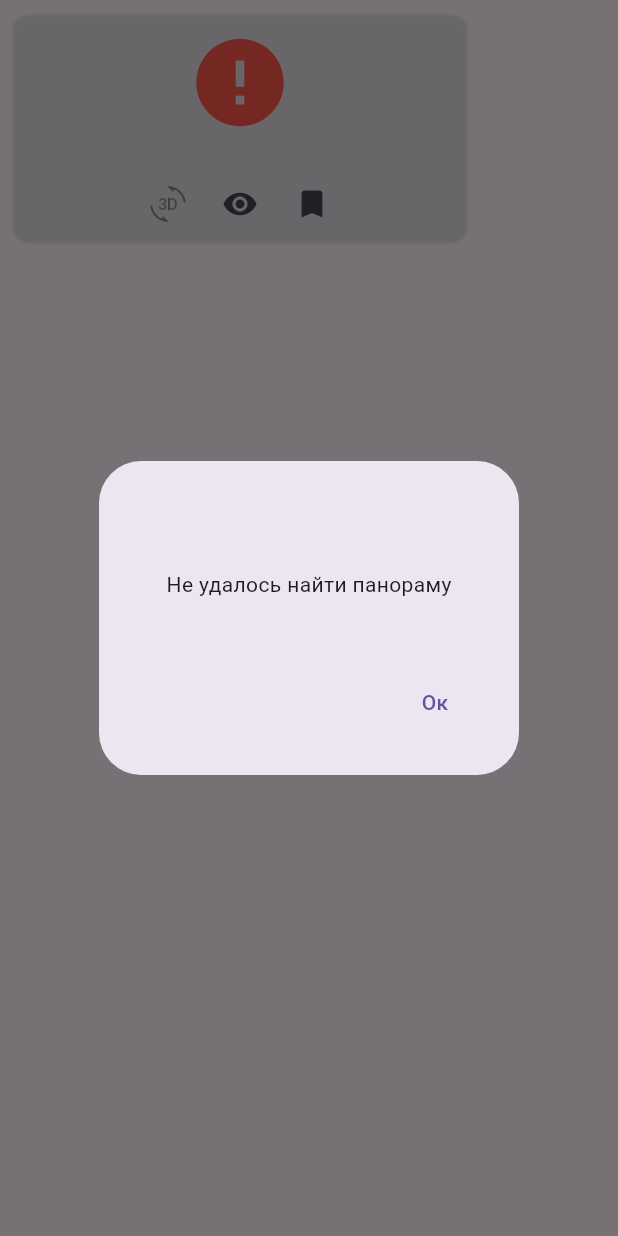
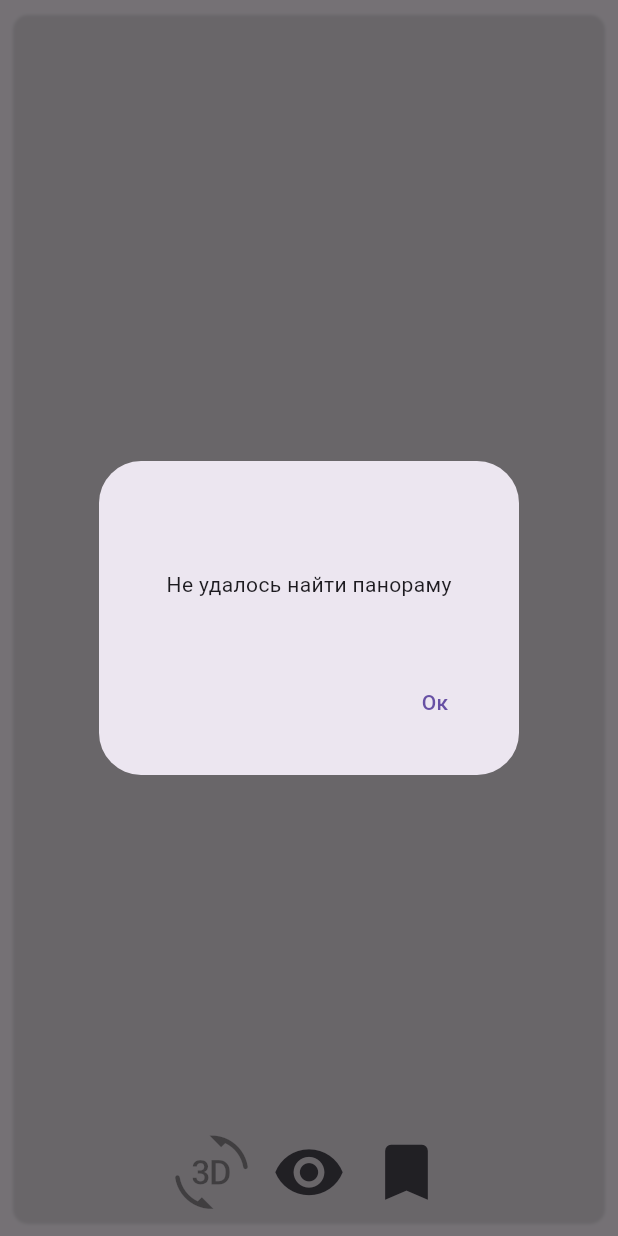
Before and after one commit to Hryashch/VirtWalk, a Flutter app: the PlaceItem widget shown alone on an empty page, opened directly with empty values, after a tap on the "3d rotation" icon, on a phone screen of 412 x 824 dp. Run offline on Flutter 3.47's test engine with Material 3 defaults, Android fonts, the phone set to English and light mode, and no system bars; missing offline and left inert: panorama_viewer.

Commit message:
adaptive ui for both mobile and desktop

```diff
--- a/lib/placeitem.dart
+++ b/lib/placeitem.dart
@@ -5,11 +5,7 @@ import 'panoram.dart';
 
 class PlaceItem extends StatefulWidget {
   final Place p;
-  dynamic img = const Icon(
-      Icons.error,
-      color: Color.fromARGB(255, 255, 85, 73),
-      size: 70,
-    );
+
 
   PlaceItem({required this.p});
 
@@ -29,9 +25,7 @@ class _PlaceItemState extends State<PlaceItem> {
       //load();
     });
   }
-  // Future<void> load()async{
-  //   await place.getImages();
-  // }
+
   void _showMessage(context,String message){
   showDialog(
     context: context,
@@ -64,15 +58,11 @@ class _PlaceItemState extends State<PlaceItem> {
 
   @override
   Widget build(BuildContext context) {
+    double imgSize = MediaQuery.sizeOf(context).width > 600 ? 70
+                : MediaQuery.sizeOf(context).width > 444 ? MediaQuery.sizeOf(context).width/10
+                : MediaQuery.sizeOf(context).width/5;
     return Container(
-      constraints: const BoxConstraints(
-        minWidth: 200,
-        minHeight: 130,
-        maxHeight: 150,
-        maxWidth: 300
-      ),
-      // width: 130,
-      // height: 130,
+
       margin: const EdgeInsets.all(10),
       decoration: BoxDecoration(
         borderRadius: const BorderRadius.all(Radius.circular(10)),
@@ -81,51 +71,77 @@ class _PlaceItemState extends State<PlaceItem> {
             color: Colors.black.withOpacity(0.1),
             spreadRadius: 1,
             blurRadius: 1,
-            offset: const Offset(0, 1), // changes position of shadow
+            offset: const Offset(0, 1),
           ),
         ],
       ),
       child: Column(
         children: [
-          const SizedBox(
-            height: 10,
+          const Expanded(child: SizedBox()),
+
+            Container(
+              constraints: BoxConstraints(
+                maxHeight: imgSize,
+              ),
+              child: GestureDetector(
+                onTap: (){
+                  _showMessage(context, place.address);
+                },
+                child:place.imagesUrls.isNotEmpty?
+                  Image.network(place.imagesUrls[0])
+                  : Icon(
+                    Icons.error,
+                    size: imgSize,
+                    color: Colors.red,
+                  )
+                ),
               ),
 
-          if(place.imagesUrls.isNotEmpty)
-            Image.network(place.imagesUrls[0], height: 70,)
-          else
-            widget.img,
 
           const Expanded(child: SizedBox()),
           Center(
             child: RichText(
               softWrap: false,
               maxLines: 1,
+              overflow: TextOverflow.fade,
               text: TextSpan(
                 text: place.name,
-                style: const TextStyle(
-                  color: Color(0xff222222)
+
+                style: TextStyle(
+                  color: Color(0xff222222),
+                  fontSize: MediaQuery.sizeOf(context).width > 600 ? 20 : MediaQuery.sizeOf(context).width/25,
+
                 ),
               )
             ),
           ),
-          Row(
-            mainAxisAlignment: MainAxisAlignment.center,
+          if( MediaQuery.sizeOf(context).width > 510 || MediaQuery.sizeOf(context).width<440 && MediaQuery.sizeOf(context).width > 365)
+          LayoutBuilder(
+            builder: (context, constraints) {
+              final iconSize = constraints.maxWidth / 8;
+              MainAxisAlignment alig = iconSize < 30 ? MainAxisAlignment.spaceEvenly : MainAxisAlignment.center;
+              return Row(
+                mainAxisAlignment: alig,
                 children: [
                   //if(place.imagesUrls.isNotEmpty)
                   IconButton(
                     icon: const Icon(Icons.threed_rotation_rounded),
-                color: (place.imagesUrls.isNotEmpty ? Colors.black : const Color.fromARGB(100, 0, 0, 0)),
+                    color: place.imagesUrls.isNotEmpty
+                        ? Colors.black
+                        : const Color.fromARGB(100, 0, 0, 0),
                     tooltip: 'Показать 3D панораму',
+                    iconSize: iconSize,
                     onPressed: () {
-                  //setState(){};
-                  if(place.imagesUrls.isNotEmpty){
+                      if (place.imagesUrls.isNotEmpty) {
                         Navigator.push(
                           context,
-                      MaterialPageRoute(builder: (context) => PanoramViewScreen(panUrl: place.imagesUrls[0],))
+                          MaterialPageRoute(
+                            builder: (context) => PanoramViewScreen(
+                              panUrl: place.imagesUrls[0],
+                            ),
+                          ),
                         );
-                  }
-                  else{
+                      } else {
                         _showMessage(context, 'Не удалось найти панораму');
                       }
                     },
@@ -133,6 +149,7 @@ class _PlaceItemState extends State<PlaceItem> {
                   IconButton(
                     icon: const Icon(Icons.remove_red_eye),
                     tooltip: 'Посмотреть подробности',
+                    iconSize: iconSize,
                     onPressed: () {
                       _showMessage(context, place.address);
                     },
@@ -140,9 +157,12 @@ class _PlaceItemState extends State<PlaceItem> {
                   IconButton(
                     icon: const Icon(Icons.turned_in_outlined),
                     tooltip: 'Сохранить в закладки',
+                    iconSize: iconSize,
                     onPressed: () {},
                   ),
                 ],
+              );
+            }
           )
         ],
         )
@@ -192,19 +212,24 @@ class _PlacesGridState extends State<PlacesGrid> {
 
   @override
   Widget build(BuildContext context) {
+    // final double plsInRow = MediaQuery.sizeOf(context).width > 600 ? 3 : 2;
     return Container(
       constraints: const BoxConstraints(
         maxWidth: 600
       ),
-      padding: const EdgeInsets.all(16.0),
+      padding: const EdgeInsets.all(1.0),
       child: GridView.builder(
-        gridDelegate: const SliverGridDelegateWithFixedCrossAxisCount(
-          crossAxisCount: 3,
-          mainAxisSpacing: 10.0,
-          crossAxisSpacing: 10.0,
+        gridDelegate: const SliverGridDelegateWithMaxCrossAxisExtent(
+          // crossAxisCount: 3,
+          // crossAxisCount: plsInRow,
+          maxCrossAxisExtent: 200,
+          // childAspectRatio: 10.5,
+          mainAxisSpacing: 5.0,
+          crossAxisSpacing: 5.0,
         ),
         itemBuilder: (BuildContext context, int index) {
           if (index < places.length) {
+
             return PlaceItem(p: places[index]);
           } else {
             return const Stack(
```
Also changed, not shown: lib/main.dart (+48 -6 lines). Lines whose indentation alone changed are shown as unchanged.
